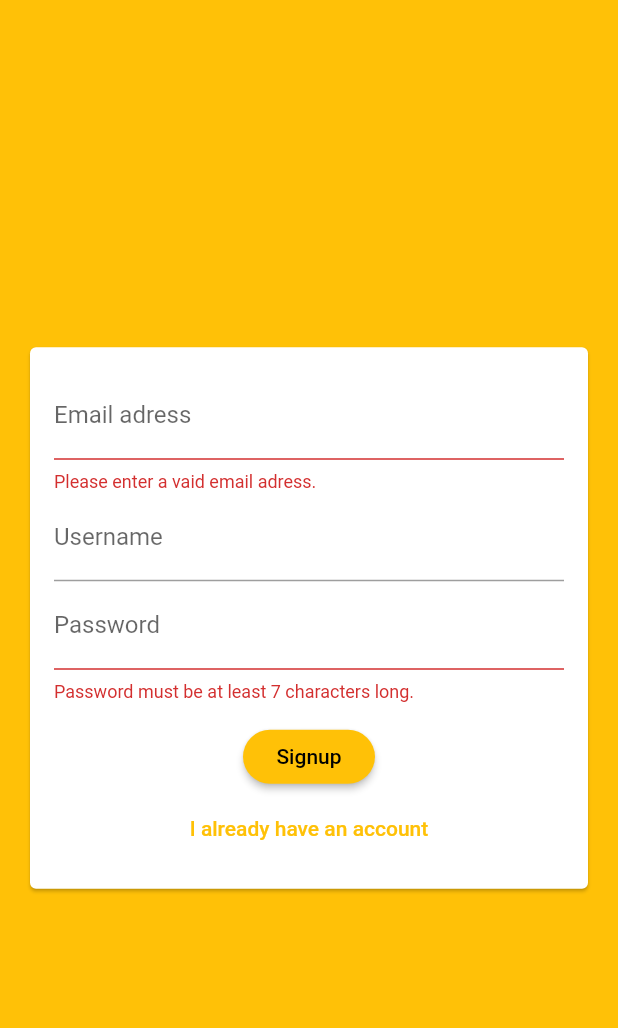
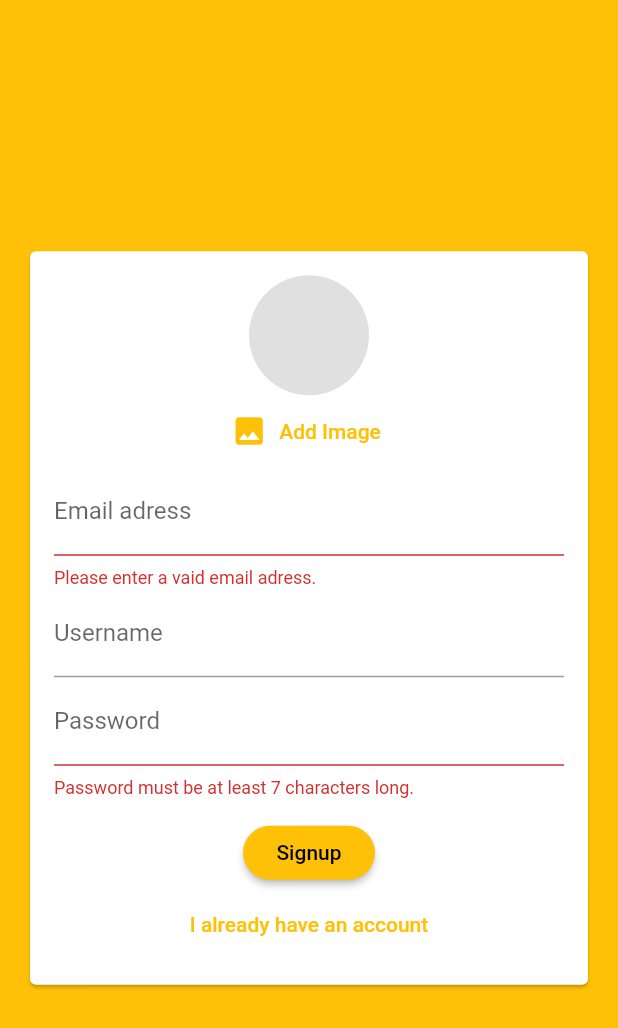
Before and after one commit to xavierguilherme/chat_app, a Flutter app: the screen it shows after launch, after a tap on "Login", after a tap on "Create new account", on a phone screen of 412 x 824 dp. Shown: the top 1028 px of the screen. Run offline on Flutter 3.47's test engine with Material 2 defaults, Android fonts, the phone set to English and light mode, and no system bars; our stand-ins replace cloud_firestore, firebase_auth, image_picker; accounts and stored records are empty.

Commit message:
Adding an image picker

```diff
--- a/lib/widgets/auth/auth_form.dart
+++ b/lib/widgets/auth/auth_form.dart
@@ -1,4 +1,6 @@
 import 'package:flutter/material.dart';
+
+import '../pickers/user_image_picker.dart';
 
 class AuthForm extends StatefulWidget {
   final bool isLoading;
@@ -53,6 +55,8 @@ class _AuthFormState extends State<AuthForm> {
               child: Column(
                 mainAxisSize: MainAxisSize.min,
                 children: <Widget>[
+                  if (!_isLogin)
+                  UserImagePicker(),
                   TextFormField(
                     key: ValueKey('email'),
                     validator: (value) {
--- /dev/null
+++ b/lib/widgets/pickers/user_image_picker.dart
@@ -0,0 +1,45 @@
+import 'dart:io';
+
+import 'package:flutter/material.dart';
+
+import 'package:image_picker/image_picker.dart';
+
+class UserImagePicker extends StatefulWidget {
+  @override
+  _UserImagePickerState createState() => _UserImagePickerState();
+}
+
+class _UserImagePickerState extends State<UserImagePicker> {
+  final _picker = ImagePicker();
+  File _pickedImage;
+
+  void _pickImage() async {
+    final pickedImageFile = await _picker.getImage(
+      source: ImageSource.camera,
+    );
+
+    setState(() {
+      _pickedImage = File(pickedImageFile.path);
+    });
+  }
+
+  @override
+  Widget build(BuildContext context) {
+    return Column(
+      children: <Widget>[
+        CircleAvatar(
+          radius: 40,
+          backgroundColor: Colors.black12,
+          backgroundImage:
+              _pickedImage != null ? FileImage(_pickedImage) : null,
+        ),
+        FlatButton.icon(
+          textColor: Theme.of(context).primaryColor,
+          onPressed: _pickImage,
+          icon: Icon(Icons.image),
+          label: Text('Add Image'),
+        ),
+      ],
+    );
+  }
+}
--- a/pubspec.yaml
+++ b/pubspec.yaml
@@ -25,6 +25,7 @@ dependencies:
     sdk: flutter
   cloud_firestore: ^0.13.6
   firebase_auth: ^0.16.1
+  image_picker: ^0.6.7
 
 
   # The following adds the Cupertino Icons font to your application.
```
Also changed, not shown: pubspec.lock.
